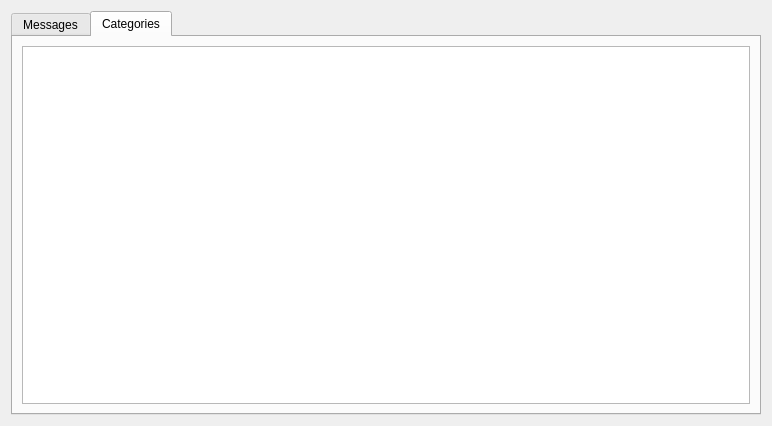
Old version of the form ui/tools/messagehandler/messagehandlerwidget.ui in the repository KDAB/GammaRay.
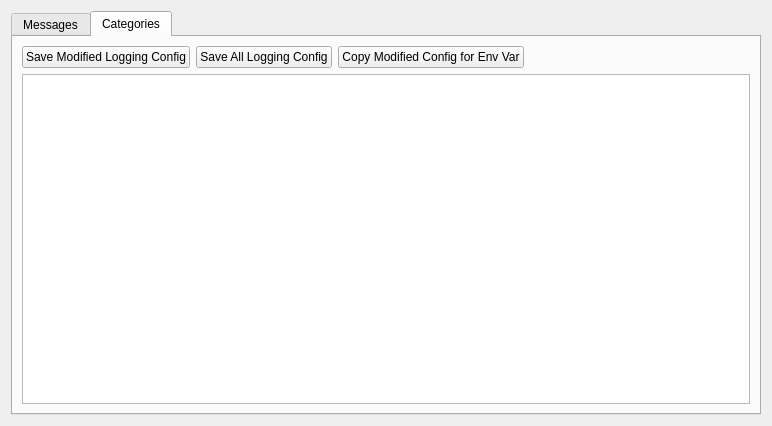
New version of the form. The open tabs and pages were chosen to show the change. Custom widgets are drawn as their Qt base class.

Commit message:
Add support to export logging rules actions
 * Saves all registered categories to a file
 * Saves modified categories (best effort) to a file
 * File is in the QT_LOGGING_CONF/qtlogging.ini format
 * Copy to clipboard the modified categories as an env
   QT_LOGGING_RULES='rules..' variable

ISSUE: #651

Patch:
```diff
--- a/ui/tools/messagehandler/messagehandlerwidget.ui
+++ b/ui/tools/messagehandler/messagehandlerwidget.ui
@@ -62,8 +62,8 @@
       <attribute name="title">
        <string>Categories</string>
       </attribute>
-      <layout class="QVBoxLayout" name="verticalLayout_4">
-       <item>
+      <layout class="QGridLayout" name="gridLayout">
+       <item row="2" column="0" colspan="4">
         <widget class="GammaRay::DeferredTreeView" name="categoriesView">
          <property name="rootIsDecorated">
           <bool>false</bool>
@@ -73,6 +73,40 @@
          </property>
         </widget>
        </item>
+       <item row="0" column="1">
+        <widget class="QPushButton" name="saveAllConf">
+         <property name="text">
+          <string>Save All Logging Config</string>
+         </property>
+        </widget>
+       </item>
+       <item row="0" column="3">
+        <spacer name="horizontalSpacer">
+         <property name="orientation">
+          <enum>Qt::Horizontal</enum>
+         </property>
+         <property name="sizeHint" stdset="0">
+          <size>
+           <width>40</width>
+           <height>20</height>
+          </size>
+         </property>
+        </spacer>
+       </item>
+       <item row="0" column="0">
+        <widget class="QPushButton" name="saveModConf">
+         <property name="text">
+          <string>Save Modified Logging Config</string>
+         </property>
+        </widget>
+       </item>
+       <item row="0" column="2">
+        <widget class="QPushButton" name="copyModConf">
+         <property name="text">
+          <string>Copy Modified Config for Env Var</string>
+         </property>
+        </widget>
+       </item>
       </layout>
      </widget>
     </widget>
```
The commit also changes 5 other files.
